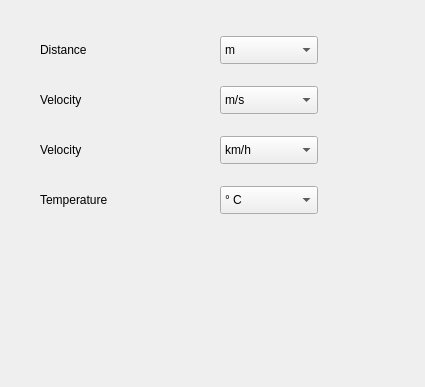
Before: the Qt Designer form src/configuration/flytec/UnitFrame.ui in Iv/FlyHigh, drawn with Qt 5.
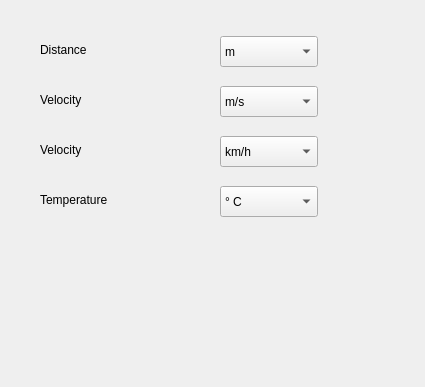
After: the same form once the commit is applied.

```diff
--- a/src/configuration/flytec/UnitFrame.ui
+++ b/src/configuration/flytec/UnitFrame.ui
@@ -38,7 +38,7 @@
           <x>220</x>
           <y>36</y>
           <width>98</width>
-          <height>28</height>
+     <height>31</height>
         </rect>
       </property>
       <item>
@@ -58,7 +58,7 @@
           <x>220</x>
           <y>86</y>
           <width>98</width>
-          <height>28</height>
+     <height>31</height>
         </rect>
       </property>
       <item>
@@ -94,7 +94,7 @@
           <x>220</x>
           <y>136</y>
           <width>98</width>
-          <height>28</height>
+     <height>31</height>
         </rect>
       </property>
       <item>
@@ -151,7 +151,7 @@
           <x>220</x>
           <y>186</y>
           <width>98</width>
-          <height>28</height>
+     <height>31</height>
         </rect>
       </property>
       <item>
```
Left out of the diff: 7 changed lines with no effect on the pictures. Lines whose indentation alone changed are shown as unchanged.
